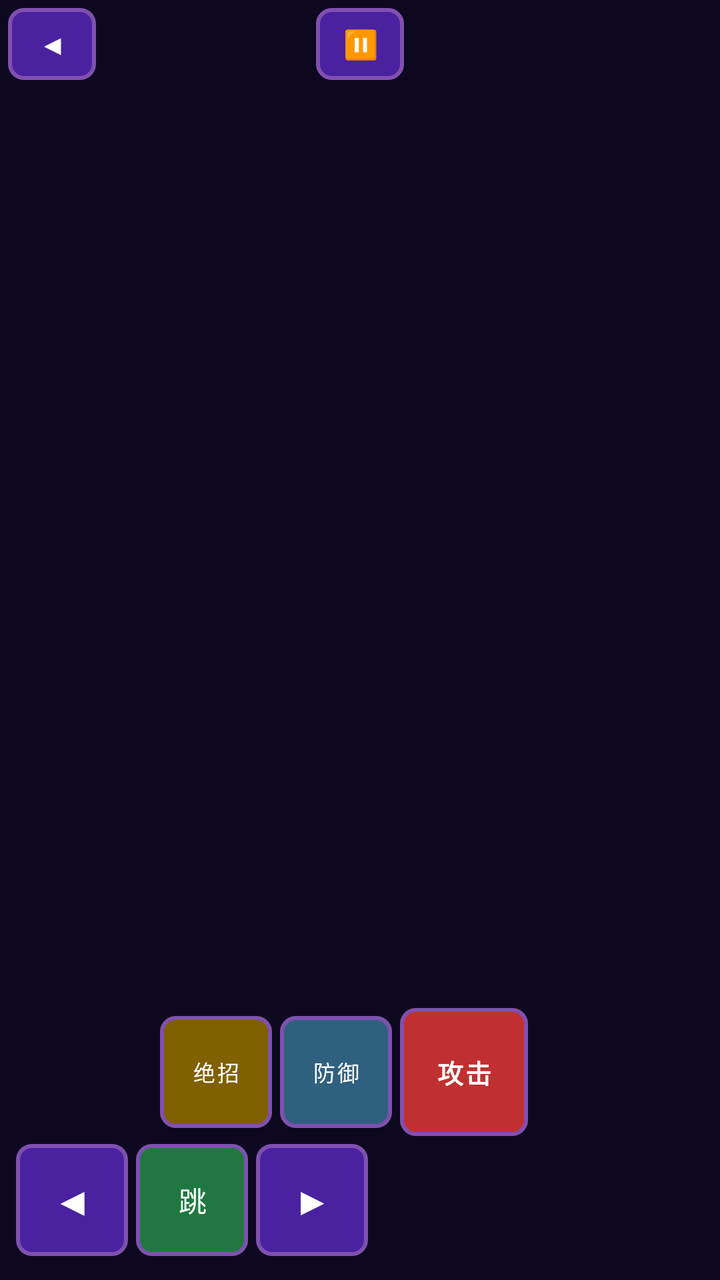
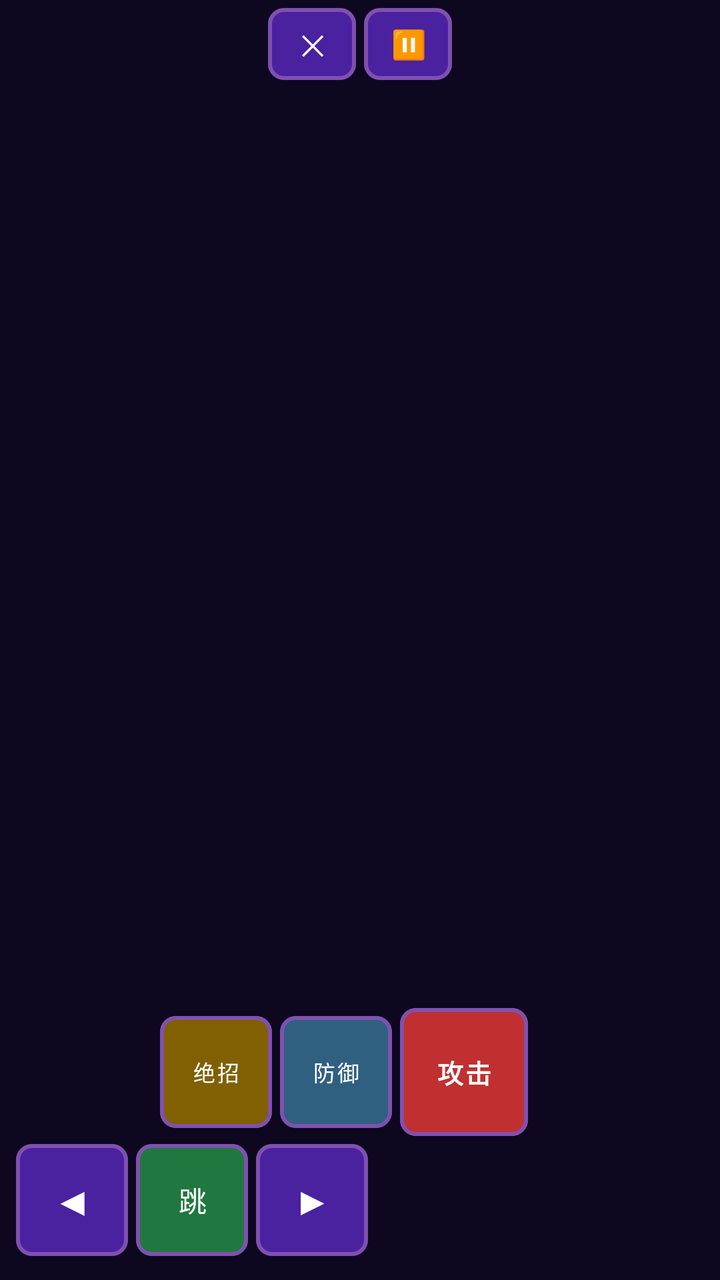

Screens rendered from an Android XML layout before and after an edit, with the pre-edit source and the edit as a unified diff.
<!-- AndroidManifest.xml: activity theme Theme.DiyouGames.Fullscreen -->
<!-- res/layout/activity_game.xml -->
<?xml version="1.0" encoding="utf-8"?>
<FrameLayout
    xmlns:android="http://schemas.android.com/apk/res/android"
    xmlns:app="http://schemas.android.com/apk/res-auto"
    android:id="@+id/gameContainer"
    android:layout_width="match_parent"
    android:layout_height="match_parent"
    android:background="@color/background_dark">

    

    
    <LinearLayout
        android:id="@+id/p1Controls"
        android:layout_width="wrap_content"
        android:layout_height="wrap_content"
        android:orientation="vertical"
        android:layout_gravity="bottom|start"
        android:padding="8dp"
        android:layout_marginBottom="4dp">

        
        <LinearLayout
            android:layout_width="wrap_content"
            android:layout_height="wrap_content"
            android:orientation="horizontal"
            android:gravity="center_vertical"
            android:layout_marginBottom="4dp"
            android:layout_marginStart="72dp">

            <com.google.android.material.button.MaterialButton
                android:id="@+id/p1BtnSpecial"
                style="@style/Widget.DiyouGames.CombatButton.Special"
                android:layout_width="56dp"
                android:layout_height="56dp"
                android:text="绝招"
                android:textSize="11sp"
                android:layout_marginEnd="4dp" />

            <com.google.android.material.button.MaterialButton
                android:id="@+id/p1BtnBlock"
                style="@style/Widget.DiyouGames.CombatButton.Block"
                android:layout_width="56dp"
                android:layout_height="56dp"
                android:text="防御"
                android:textSize="11sp"
                android:layout_marginEnd="4dp" />

            <com.google.android.material.button.MaterialButton
                android:id="@+id/p1BtnAttack"
                style="@style/Widget.DiyouGames.CombatButton.Attack"
                android:layout_width="64dp"
                android:layout_height="64dp"
                android:text="攻击"
                android:textSize="13sp"
                android:textStyle="bold" />
        </LinearLayout>

        
        <LinearLayout
            android:layout_width="wrap_content"
            android:layout_height="wrap_content"
            android:orientation="horizontal"
            android:gravity="center_vertical">

            <com.google.android.material.button.MaterialButton
                android:id="@+id/p1BtnLeft"
                style="@style/Widget.DiyouGames.CombatButton"
                android:layout_width="56dp"
                android:layout_height="56dp"
                android:text="◀"
                android:textSize="20sp"
                android:layout_marginEnd="4dp" />

            <com.google.android.material.button.MaterialButton
                android:id="@+id/p1BtnJump"
                style="@style/Widget.DiyouGames.CombatButton.Jump"
                android:layout_width="56dp"
                android:layout_height="56dp"
                android:text="跳"
                android:textSize="14sp"
                android:layout_marginEnd="4dp" />

            <com.google.android.material.button.MaterialButton
                android:id="@+id/p1BtnRight"
                style="@style/Widget.DiyouGames.CombatButton"
                android:layout_width="56dp"
                android:layout_height="56dp"
                android:text="▶"
                android:textSize="20sp" />
        </LinearLayout>

    </LinearLayout>

    
    <LinearLayout
        android:id="@+id/p2Controls"
        android:layout_width="wrap_content"
        android:layout_height="wrap_content"
        android:orientation="vertical"
        android:layout_gravity="bottom|end"
        android:padding="8dp"
        android:layout_marginBottom="4dp"
        android:visibility="gone">

        <LinearLayout
            android:layout_width="wrap_content"
            android:layout_height="wrap_content"
            android:orientation="horizontal"
            android:gravity="center_vertical"
            android:layout_marginBottom="4dp">

            <com.google.android.material.button.MaterialButton
                android:id="@+id/p2BtnAttack"
                style="@style/Widget.DiyouGames.CombatButton.Attack"
                android:layout_width="64dp"
                android:layout_height="64dp"
                android:text="攻击"
                android:textSize="13sp"
                android:textStyle="bold"
                android:layout_marginEnd="4dp" />

            <com.google.android.material.button.MaterialButton
                android:id="@+id/p2BtnBlock"
                style="@style/Widget.DiyouGames.CombatButton.Block"
                android:layout_width="56dp"
                android:layout_height="56dp"
                android:text="防御"
                android:textSize="11sp"
                android:layout_marginEnd="4dp" />

            <com.google.android.material.button.MaterialButton
                android:id="@+id/p2BtnSpecial"
                style="@style/Widget.DiyouGames.CombatButton.Special"
                android:layout_width="56dp"
                android:layout_height="56dp"
                android:text="绝招"
                android:textSize="11sp" />
        </LinearLayout>

        <LinearLayout
            android:layout_width="wrap_content"
            android:layout_height="wrap_content"
            android:orientation="horizontal"
            android:gravity="center_vertical">

            <com.google.android.material.button.MaterialButton
                android:id="@+id/p2BtnLeft"
                style="@style/Widget.DiyouGames.CombatButton"
                android:layout_width="56dp"
                android:layout_height="56dp"
                android:text="◀"
                android:textSize="20sp"
                android:layout_marginEnd="4dp" />

            <com.google.android.material.button.MaterialButton
                android:id="@+id/p2BtnJump"
                style="@style/Widget.DiyouGames.CombatButton.Jump"
                android:layout_width="56dp"
                android:layout_height="56dp"
                android:text="跳"
                android:textSize="14sp"
                android:layout_marginEnd="4dp" />

            <com.google.android.material.button.MaterialButton
                android:id="@+id/p2BtnRight"
                style="@style/Widget.DiyouGames.CombatButton"
                android:layout_width="56dp"
                android:layout_height="56dp"
                android:text="▶"
                android:textSize="20sp" />
        </LinearLayout>

    </LinearLayout>

    
    <com.google.android.material.button.MaterialButton
        android:id="@+id/btnBack"
        style="@style/Widget.DiyouGames.CombatButton"
        android:layout_width="44dp"
        android:layout_height="36dp"
        android:text="◀"
        android:textSize="14sp"
        android:layout_gravity="top|start"
        android:layout_marginTop="4dp"
        android:layout_marginStart="4dp" />

    
    <com.google.android.material.button.MaterialButton
        android:id="@+id/btnPause"
        style="@style/Widget.DiyouGames.CombatButton"
        android:layout_width="44dp"
        android:layout_height="36dp"
        android:text="⏸"
        android:textSize="14sp"
        android:layout_gravity="top|center_horizontal"
        android:layout_marginTop="4dp" />

</FrameLayout>
<!-- resources referenced by this layout -->
<resources>
  <color name="background_dark">#0D0820</color>
  <style name="Widget.DiyouGames.CombatButton" parent="Widget.MaterialComponents.Button">
          <item name="backgroundTint">@color/btn_primary</item>
          <item name="android:textColor">@color/text_primary</item>
          <item name="android:textSize">12sp</item>
          <item name="cornerRadius">8dp</item>
          <item name="strokeWidth">2dp</item>
          <item name="strokeColor">@color/btn_border</item>
          <item name="android:minWidth">0dp</item>
          <item name="android:minHeight">0dp</item>
          <item name="android:padding">4dp</item>
          <item name="android:insetTop">0dp</item>
          <item name="android:insetBottom">0dp</item>
      </style>
  <style name="Widget.DiyouGames.CombatButton.Attack">
          <item name="backgroundTint">@color/btn_attack</item>
      </style>
  <style name="Widget.DiyouGames.CombatButton.Block">
          <item name="backgroundTint">@color/btn_block</item>
      </style>
  <style name="Widget.DiyouGames.CombatButton.Jump">
          <item name="backgroundTint">@color/btn_jump</item>
      </style>
  <style name="Widget.DiyouGames.CombatButton.Special">
          <item name="backgroundTint">@color/btn_special</item>
      </style>
  <style name="Theme.DiyouGames.Fullscreen" parent="Theme.DiyouGames">
          <item name="android:windowFullscreen">true</item>
          <item name="android:windowContentOverlay">@null</item>
          <item name="android:windowLayoutInDisplayCutoutMode">shortEdges</item>
      </style>
  <color name="btn_primary">#4A22A0</color>
  <color name="text_primary">#FFFFFF</color>
  <color name="btn_border">#8050B0</color>
  <color name="btn_attack">#C03030</color>
  <color name="btn_block">#306080</color>
  <color name="btn_jump">#207840</color>
  <color name="btn_special">#806000</color>
  <style name="Theme.DiyouGames" parent="Theme.MaterialComponents.DayNight.NoActionBar">
          <item name="colorPrimary">@color/primary</item>
          <item name="colorPrimaryVariant">@color/primary_variant</item>
          <item name="colorOnPrimary">@color/text_primary</item>
          <item name="colorSecondary">@color/secondary</item>
          <item name="colorSecondaryVariant">@color/secondary_variant</item>
          <item name="colorOnSecondary">@color/text_primary</item>
          <item name="android:colorBackground">@color/background_dark</item>
          <item name="colorSurface">@color/surface</item>
          <item name="colorOnSurface">@color/text_primary</item>
      </style>
  <color name="primary">#3D1A6E</color>
  <color name="primary_variant">#6A2FA0</color>
  <color name="secondary">#C87820</color>
  <color name="secondary_variant">#E8A030</color>
  <color name="surface">#251550</color>
</resources>

<!-- the commit's change to res/layout/activity_game.xml (unified diff, before → after) -->
@@ -174,26 +174,30 @@
     </LinearLayout>
 
     
-    <com.google.android.material.button.MaterialButton
-        android:id="@+id/btnBack"
-        style="@style/Widget.DiyouGames.CombatButton"
-        android:layout_width="44dp"
-        android:layout_height="36dp"
-        android:text="◀"
-        android:textSize="14sp"
-        android:layout_gravity="top|start"
-        android:layout_marginTop="4dp"
-        android:layout_marginStart="4dp" />
-
-    
-    <com.google.android.material.button.MaterialButton
-        android:id="@+id/btnPause"
-        style="@style/Widget.DiyouGames.CombatButton"
-        android:layout_width="44dp"
-        android:layout_height="36dp"
-        android:text="⏸"
-        android:textSize="14sp"
+    <LinearLayout
+        android:layout_width="wrap_content"
+        android:layout_height="wrap_content"
         android:layout_gravity="top|center_horizontal"
-        android:layout_marginTop="4dp" />
+        android:orientation="horizontal"
+        android:layout_marginTop="4dp">
+
+        <com.google.android.material.button.MaterialButton
+            android:id="@+id/btnBack"
+            style="@style/Widget.DiyouGames.CombatButton"
+            android:layout_width="44dp"
+            android:layout_height="36dp"
+            android:text="✕"
+            android:textSize="14sp"
+            android:layout_marginEnd="4dp" />
+
+        <com.google.android.material.button.MaterialButton
+            android:id="@+id/btnPause"
+            style="@style/Widget.DiyouGames.CombatButton"
+            android:layout_width="44dp"
+            android:layout_height="36dp"
+            android:text="⏸"
+            android:textSize="14sp" />
+
+    </LinearLayout>
 
 </FrameLayout>
